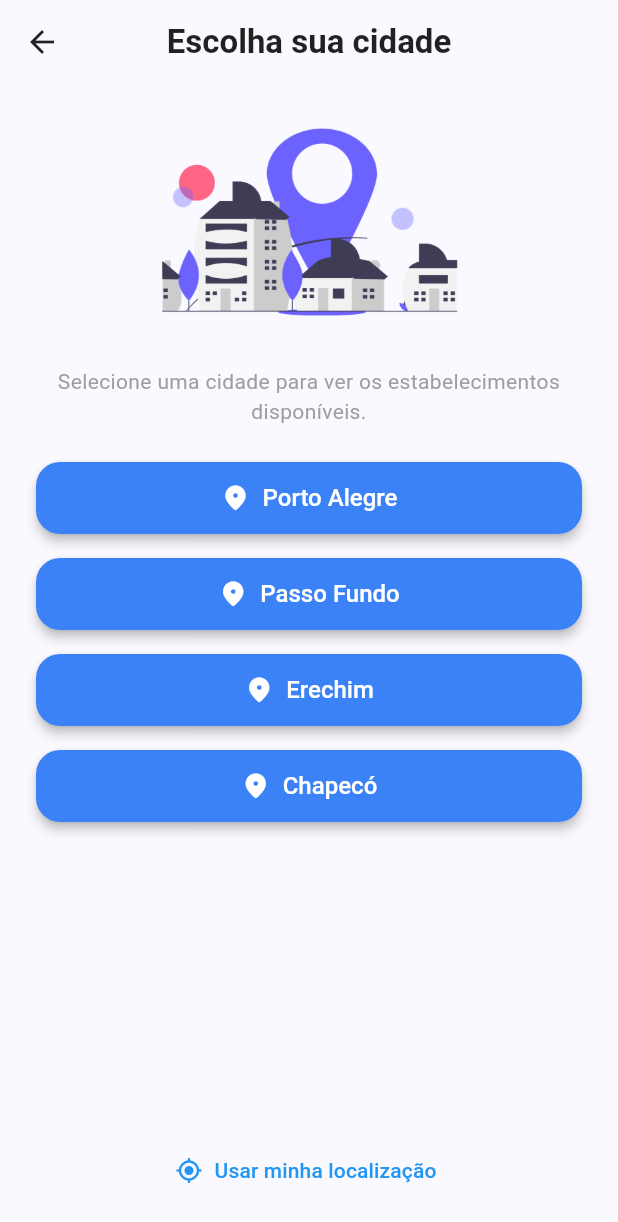
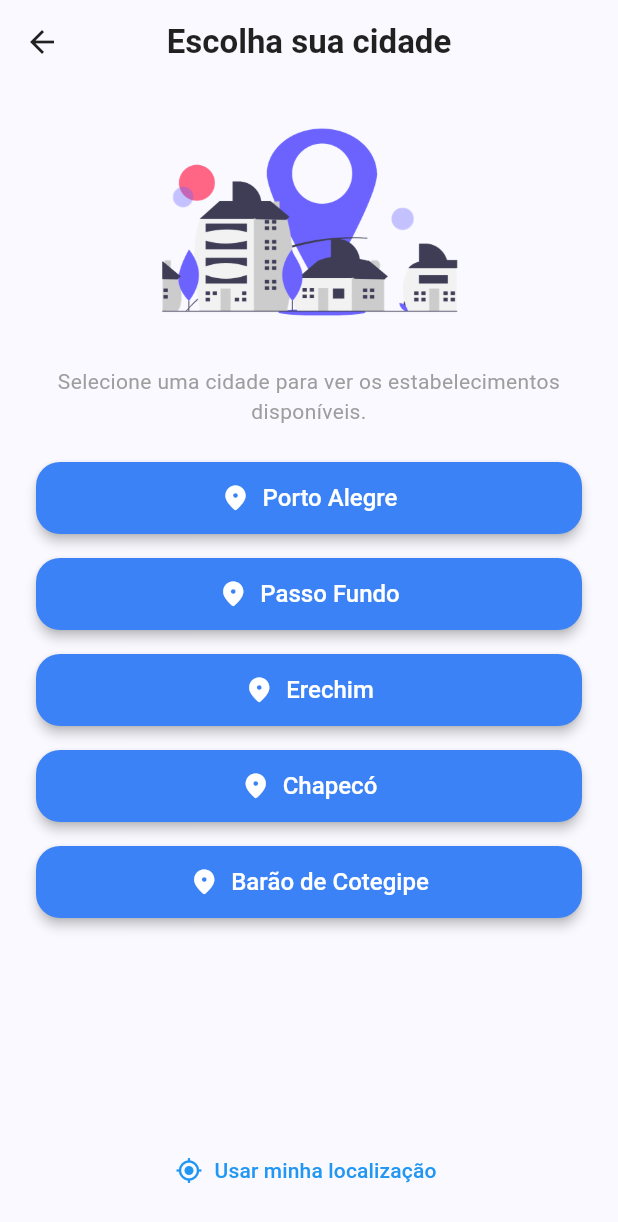
Before and after one commit to alescastro/filalivre, a Flutter app: the CitySelectionScreen screen opened by its route, on a phone screen of 412 x 824 dp. Shown: the top 1222 px of the screen. Run offline on Flutter 3.47's test engine with Material 3 defaults, Android fonts, the light colour scheme and no system bars; our stand-ins replace google_fonts.

Commit message:
correção na lista de cidades

```diff
--- a/lib/screens/city_selection_screen.dart
+++ b/lib/screens/city_selection_screen.dart
@@ -8,6 +8,7 @@ class CitySelectionScreen extends StatelessWidget {
     'Passo Fundo',
     'Erechim',
     'Chapecó',
+    'Barão de Cotegipe',
   ];
 
   @override
```
